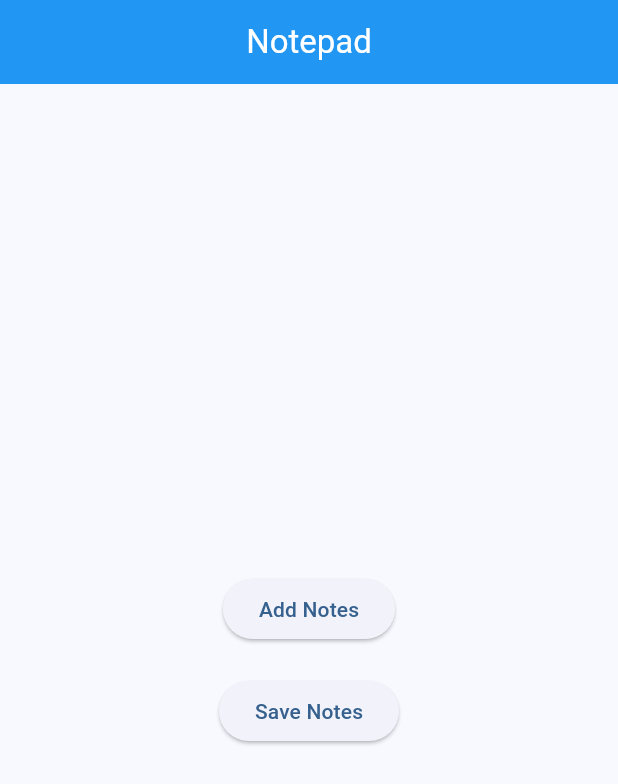
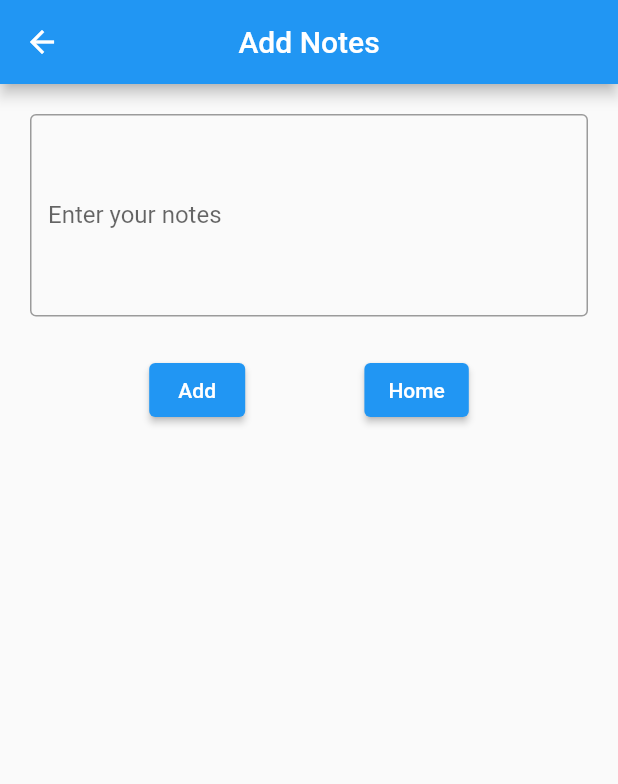
Before and after one commit to Ooozari/App-development, a Flutter app: the screen it shows after launch, after a tap on "Add Notes", on a phone screen of 412 x 824 dp. Shown: the top 784 px of the screen. Run offline on Flutter 3.47's test engine with Material 3 defaults, Android fonts, the light colour scheme and no system bars; our stand-ins replace audioplayers; key blocks and very long unbroken strings in the code were emptied for the run.

Commit message:
Task 3: Add Notes Screen

```diff
--- /dev/null
+++ b/Lab11_12/weather_app/lib/add_notes_screen.dart
@@ -0,0 +1,66 @@
+import 'package:flutter/material.dart';
+
+class AddNotesScreen extends StatefulWidget {
+  const AddNotesScreen({super.key});
+
+  @override
+  State<AddNotesScreen> createState() => _AddNotesScreenState();
+}
+
+class _AddNotesScreenState extends State<AddNotesScreen> {
+  final TextEditingController notesController = TextEditingController();
+
+  @override
+  Widget build(BuildContext context) {
+    return Scaffold(
+      appBar: AppBar(title: const Text("Add Notes")),
+
+      body: Padding(
+        padding: const EdgeInsets.all(20.0),
+        child: Column(
+          children: [
+            // TEXT FIELD
+            TextField(
+              controller: notesController,
+              maxLines: 5,
+              decoration: const InputDecoration(
+                labelText: "Enter your notes",
+                border: OutlineInputBorder(),
+              ),
+            ),
+
+            const SizedBox(height: 25),
+
+            // ADD & HOME BUTTONS
+            Row(
+              mainAxisAlignment: MainAxisAlignment.spaceEvenly,
+              children: [
+                // ADD BUTTON
+                ElevatedButton(
+                  onPressed: () {
+                    String note = notesController.text.trim();
+
+                    if (note.isNotEmpty) {
+                      ScaffoldMessenger.of(context).showSnackBar(
+                        SnackBar(content: Text("Note Added: $note")),
+                      );
+                    }
+                  },
+                  child: const Text("Add"),
+                ),
+
+                // HOME BUTTON
+                ElevatedButton(
+                  onPressed: () {
+                    Navigator.pop(context);
+                  },
+                  child: const Text("Home"),
+                ),
+              ],
+            ),
+          ],
+        ),
+      ),
+    );
+  }
+}
--- a/Lab11_12/weather_app/lib/main.dart
+++ b/Lab11_12/weather_app/lib/main.dart
@@ -1,4 +1,5 @@
 import 'package:flutter/material.dart';
+import 'add_notes_screen.dart';
 
 void main() {
   runApp(const MyApp());
@@ -15,11 +16,11 @@ class MyApp extends StatelessWidget {
       // THEME SETTINGS
       theme: ThemeData(
         appBarTheme: const AppBarTheme(
-          backgroundColor: Colors.blue, // AppBar background
-          foregroundColor: Colors.white, // Title + Icon color
-          centerTitle: true, // Center app bar text
+          backgroundColor: Colors.blue,
+          foregroundColor: Colors.white,
+          centerTitle: true,
         ),
-        colorScheme: ColorScheme.fromSeed(seedColor: Colors.blue),
+        useMaterial3: false,
       ),
 
       home: const HomeScreen(),
@@ -27,20 +28,39 @@ class MyApp extends StatelessWidget {
   }
 }
 
+// -------------------------------------------------------
+// HOME SCREEN
+// -------------------------------------------------------
 class HomeScreen extends StatelessWidget {
   const HomeScreen({super.key});
 
   @override
   Widget build(BuildContext context) {
     return Scaffold(
-      appBar: AppBar(title: const Text("Notepad")),
+      appBar: AppBar(
+        title: const Text("Notepad"),
+      ),
+
       body: Center(
         child: Column(
           mainAxisSize: MainAxisSize.min,
           children: [
-            ElevatedButton(onPressed: () {}, child: const Text("Add Notes")),
+            ElevatedButton(
+              onPressed: () {
+                Navigator.push(
+                  context,
+                  MaterialPageRoute(
+                    builder: (context) => const AddNotesScreen(),
+                  ),
+                );
+              },
+              child: const Text("Add Notes"),
+            ),
             const SizedBox(height: 20),
-            ElevatedButton(onPressed: () {}, child: const Text("Save Notes")),
+            ElevatedButton(
+              onPressed: () {},
+              child: const Text("Button 2"),
+            ),
           ],
         ),
       ),
```
